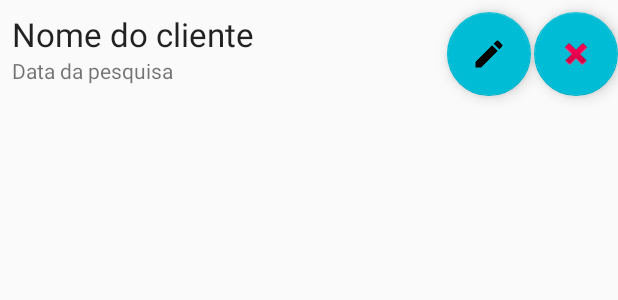
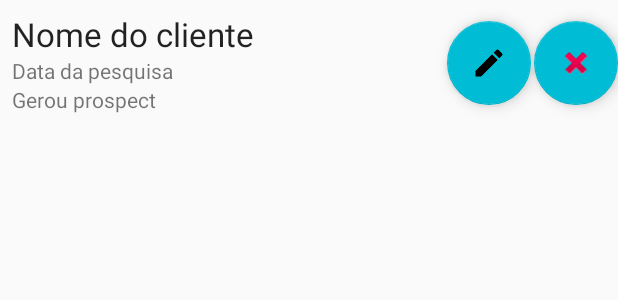
Before and after one commit to weslei-dias/pesquisabrasileira, an Android app: the layout item_lista.xml on its own in the app's theme, with its tools: preview values and no code run, on a phone screen of 412 x 824 dp. Shown: the top 300 px of the screen. Run offline under Robolectric (Android 15) with nearby library versions, the phone set to English and light mode, and no system bars.

```diff
--- a/app/src/main/java/com/domain/androidcrud/ApiUtils.java
+++ b/app/src/main/java/com/domain/androidcrud/ApiUtils.java
@@ -4,7 +4,7 @@ public class ApiUtils {
 
     private ApiUtils() {}
 
-    public static final String BASE_URL = "http://192.168.0.14:8080/popbe/";
+    public static final String BASE_URL = "http://80b2192c.ngrok.io/popbe/";
 
     public static APIService getAPIService() {
 
--- a/app/src/main/java/com/domain/androidcrud/ClienteHolder.java
+++ b/app/src/main/java/com/domain/androidcrud/ClienteHolder.java
@@ -10,6 +10,8 @@ public class ClienteHolder extends RecyclerView.ViewHolder {
 
     public TextView nomeCliente;
     public TextView dataPesquisa;
+    public TextView gerouProspect;
+    public TextView numeroProspect;
     public ImageButton btnEditar;
     public ImageButton btnExcluir;
 
@@ -17,6 +19,8 @@ public class ClienteHolder extends RecyclerView.ViewHolder {
         super(itemView);
         nomeCliente = (TextView) itemView.findViewById(R.id.nomeCliente);
         dataPesquisa = (TextView) itemView.findViewById(R.id.dataPesquisa);
+        gerouProspect = itemView.findViewById(R.id.gerou_prospect);
+        numeroProspect = itemView.findViewById(R.id.num_prospect);
         btnEditar = (ImageButton) itemView.findViewById(R.id.btnEdit);
         btnExcluir = (ImageButton) itemView.findViewById(R.id.btnDelete);
     }
--- a/app/src/main/res/layout/item_lista.xml
+++ b/app/src/main/res/layout/item_lista.xml
@@ -28,6 +28,24 @@
         app:layout_constraintHorizontal_bias="1.0"
         app:layout_constraintRight_toLeftOf="@+id/btnEdit"
         />
+
+        <TextView
+            android:id="@+id/gerou_prospect"
+            android:layout_width="@dimen/width_label_item_content"
+            android:layout_height="wrap_content"
+            android:text="Gerou prospect"
+            app:layout_constraintHorizontal_bias="1.0"
+            app:layout_constraintRight_toLeftOf="@+id/btnEdit"
+            />
+        <TextView
+            android:id="@+id/num_prospect"
+            android:visibility="gone"
+            android:layout_width="@dimen/width_label_item_content"
+            android:layout_height="wrap_content"
+            android:text="Número da propoect"
+            app:layout_constraintHorizontal_bias="1.0"
+            app:layout_constraintRight_toLeftOf="@+id/btnEdit"
+            />
     </LinearLayout>
 
     <android.support.design.widget.FloatingActionButton
```
Also changed, not shown: app/src/main/java/com/domain/androidcrud/CadastroActivity.java (+28 -20 lines), app/src/main/java/com/domain/androidcrud/Cliente.java (+7 -0 lines), app/src/main/java/com/domain/androidcrud/ClienteAdapter.java (+7 -0 lines), app/src/main/java/com/domain/androidcrud/ClienteDao.java (+40 -19 lines), app/src/main/java/com/domain/androidcrud/DBHelper.java (+6 -2 lines).
